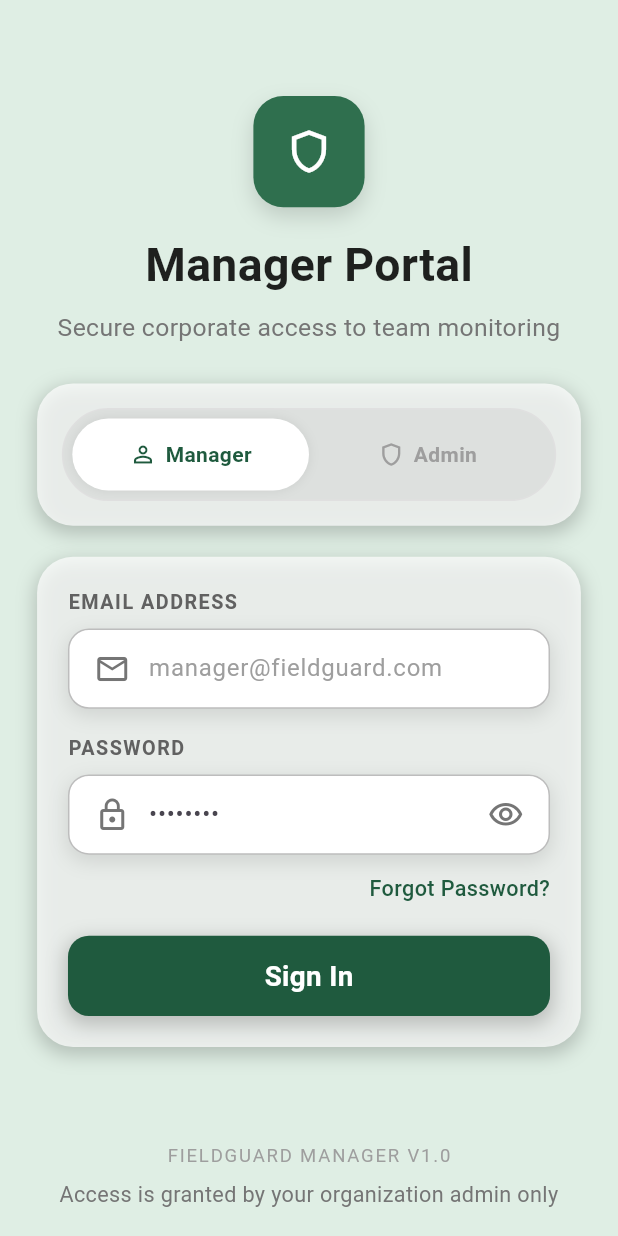
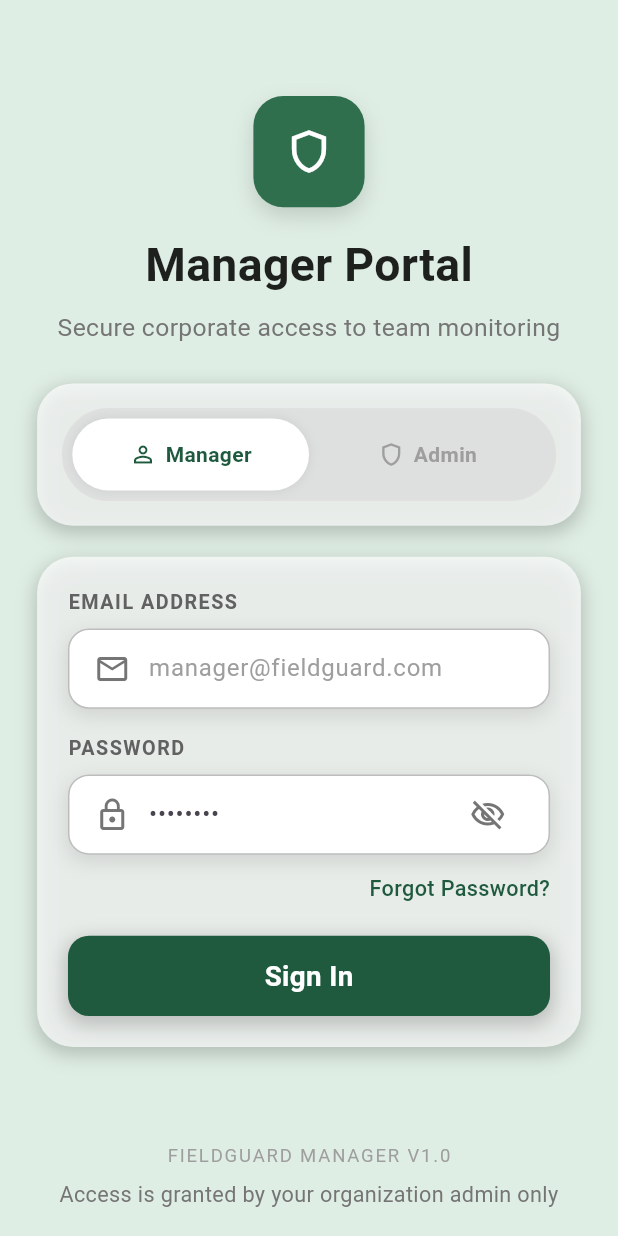
Before and after one commit to sarmesh17/FieldGuard, a Flutter app: the screen it shows after launch, on a phone screen of 412 x 824 dp. Run offline on Flutter 3.47's test engine with Material 3 defaults, Android fonts, the phone set to English and light mode, and no system bars.

```diff
--- a/lib/main.dart
+++ b/lib/main.dart
@@ -1,9 +1,9 @@
+import 'package:fieldguard/presentation/screens/login_screen/login_provider.dart';
 import 'package:fieldguard/presentation/screens/login_screen/login_screen.dart';
-import 'package:fieldguard/presentation/screens/splash_screen/splash_screen.dart';
 import 'package:flutter/material.dart';
 import 'package:provider/provider.dart';
 import 'package:fieldguard/presentation/screens/onboarding_screen/onboarding_provider.dart';
-import 'package:fieldguard/presentation/screens/onboarding_screen/onboarding_screen.dart';
+
 
 void main() {
   runApp(const MyApp());
@@ -19,7 +19,7 @@ class MyApp extends StatelessWidget {
       debugShowCheckedModeBanner: false,
 
       home: ChangeNotifierProvider(
-        create: (_) => OnboardingProvider(),
+        create: (_) => LoginProvider(),
         child: LoginScreen(),
       ),
     );
--- /dev/null
+++ b/lib/presentation/screens/login_screen/login_provider.dart
@@ -0,0 +1,16 @@
+import 'package:flutter/material.dart';
+
+class LoginProvider with ChangeNotifier {
+  var _hidePassward = true;
+
+  bool get hidePassward => _hidePassward;
+
+  void showPassward() {
+    if (_hidePassward == true) {
+      _hidePassward = false;
+    } else {
+      _hidePassward = true;
+    }
+    notifyListeners();
+  }
+}
--- a/lib/presentation/screens/login_screen/login_screen.dart
+++ b/lib/presentation/screens/login_screen/login_screen.dart
@@ -1,6 +1,8 @@
 import 'package:fieldguard/presentation/screens/login_screen/login_footer.dart';
 import 'package:fieldguard/presentation/screens/login_screen/login_header.dart';
+import 'package:fieldguard/presentation/screens/login_screen/login_provider.dart';
 import 'package:flutter/material.dart';
+import 'package:provider/provider.dart';
 
 class LoginScreen extends StatelessWidget {
   @override
@@ -53,7 +55,7 @@ class LoginScreen extends StatelessWidget {
                     SizedBox(height: size.height * 0.02),
                     const _Label(text: "PASSWORD"),
                     SizedBox(height: size.height * 0.01),
-                     _PasswordField(),
+                    _PasswordField(),
                     SizedBox(height: size.height * 0.015),
                     Align(
                       alignment: Alignment.centerRight,
@@ -277,6 +279,7 @@ class _PasswordField extends StatelessWidget {
   Widget build(BuildContext context) {
     final size = MediaQuery.of(context).size;
     var controller = TextEditingController();
+    final provider = context.watch<LoginProvider>();
 
     return Container(
       height: size.height * 0.065,
@@ -301,14 +304,24 @@ class _PasswordField extends StatelessWidget {
           Expanded(
             child: TextField(
               controller: controller,
-              obscureText: true,
+              obscureText: provider.hidePassward== true? true: false,
               decoration: InputDecoration(
                 border: InputBorder.none,
                 hintText: "••••••••",
               ),
             ),
           ),
-          Icon(Icons.visibility_outlined, color: Colors.grey.shade600),
+          IconButton(
+            onPressed: () {
+              provider.showPassward();
+            },
+            icon: provider.hidePassward == true
+                ? Icon(
+                    Icons.visibility_off_outlined,
+                    color: Colors.grey.shade600,
+                  )
+                : Icon(Icons.visibility_outlined, color: Colors.grey.shade600),
+          ),
         ],
       ),
     );
```
